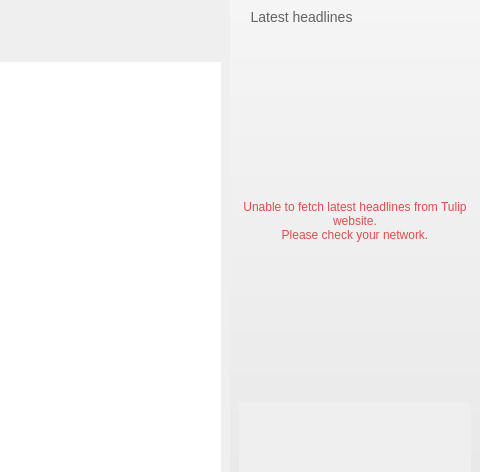
Old version of the form software/tulip/designer/TulipWelcomePage.ui in the repository vadivelselvaraj/TulipGLImprovement; both pictures show x 476 to 956 and y 0 to 472 of the 956 by 784 pixel window.
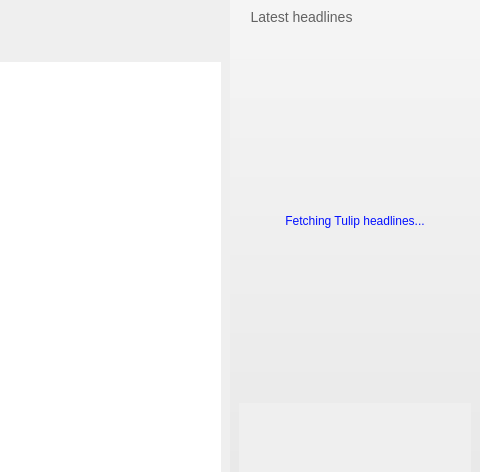
New version of the form. Icons and pictures are not drawn.

Commit message: Now display an error message when python is not installed or when the installed version does not match the one Tulip was compiled against.

The edit to the form file:
```diff
--- a/software/tulip/designer/TulipWelcomePage.ui
+++ b/software/tulip/designer/TulipWelcomePage.ui
@@ -239,8 +239,7 @@
 &lt;/style&gt;&lt;/head&gt;
 
 &lt;body&gt;
-&lt;p align=&quot;center&quot; style=&quot; margin-top:0px; margin-bottom:0px; margin-left:0px; margin-right:0px; -qt-block-indent:0; text-indent:0px;&quot;&gt;&lt;span style=&quot;color:#dc4d4f;  font-size:medium;&quot;&gt;Unable to fetch latest headlines from Tulip website.&lt;/span&gt;&lt;/p&gt;
-&lt;p align=&quot;center&quot; style=&quot; margin-top:0px; margin-bottom:0px; margin-left:0px; margin-right:0px; -qt-block-indent:0; text-indent:0px;&quot;&gt;&lt;span style=&quot;color:#dc4d4f;  font-size:medium;&quot;&gt;Please check your network.&lt;/span&gt;&lt;/p&gt;
+&lt;p align=&quot;center&quot; style=&quot; margin-top:0px; margin-bottom:0px; margin-left:0px; margin-right:0px; -qt-block-indent:0; text-indent:0px;&quot;&gt;&lt;span style=&quot;color:#0411FF;  font-size:medium;&quot;&gt;Fetching Tulip headlines...&lt;/span&gt;&lt;/p&gt;
 
 &lt;/body&gt;&lt;/html&gt;</string>
         </property>
```
Left out of the diff: 6 changed lines with no effect on the pictures. The commit also changes 13 other files.
